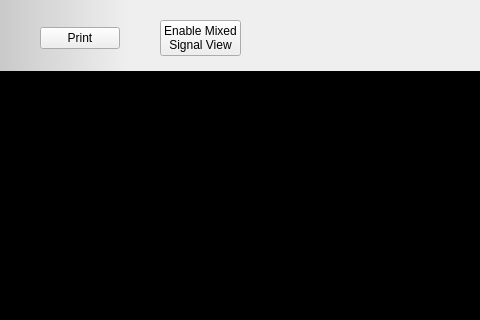
This is ui/oscilloscope.ui in analogdevicesinc/scopy as Qt 5 draws it before an edit; both pictures show x 0 to 480 and y 0 to 320 of the 1280 by 654 pixel window. The edited form follows.
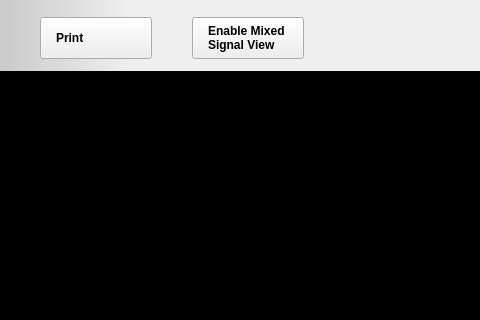
This is the edited form. Icons and pictures are not drawn. Custom widgets are drawn as their Qt base class.

The edit to the form file:
```diff
--- a/ui/oscilloscope.ui
+++ b/ui/oscilloscope.ui
@@ -100,7 +100,15 @@
            <enum>Qt::RightToLeft</enum>
           </property>
           <property name="styleSheet">
-           <string notr="true"/>
+           <string notr="true">QPushButton{
+  width: 80px;
+  height: 40px;
+
+  text-align: left;
+  font-weight: bold;
+  padding-left: 15px;
+  padding-right: 15px;
+}</string>
           </property>
           <property name="text">
            <string>Print</string>
@@ -125,6 +133,17 @@
         </item>
         <item>
          <widget class="QPushButton" name="mixedSignalBtn">
+          <property name="styleSheet">
+           <string notr="true">QPushButton{
+  width: 80px;
+  height: 40px;
+
+  text-align: left;
+  font-weight: bold;
+  padding-left: 15px;
+  padding-right: 15px;
+}</string>
+          </property>
           <property name="text">
            <string>Enable Mixed
 Signal View</string>
@@ -1056,18 +1075,18 @@
    <header>detachdragzone.h</header>
    <container>1</container>
   </customwidget>
-  <customwidget>
-   <class>adiscope::InstrumentNotes</class>
-   <extends>QWidget</extends>
-   <header>instrumentnotes.h</header>
-   <container>1</container>
-  </customwidget>
   <customwidget>
    <class>adiscope::MenuAnim</class>
    <extends>QWidget</extends>
    <header>menu_anim.hpp</header>
    <container>1</container>
   </customwidget>
+  <customwidget>
+   <class>adiscope::InstrumentNotes</class>
+   <extends>QWidget</extends>
+   <header>instrumentnotes.h</header>
+   <container>1</container>
+  </customwidget>
   <customwidget>
    <class>adiscope::RunSingleWidget</class>
    <extends>QWidget</extends>
```
Left out of the diff: 6 changed lines with no effect on the pictures.
